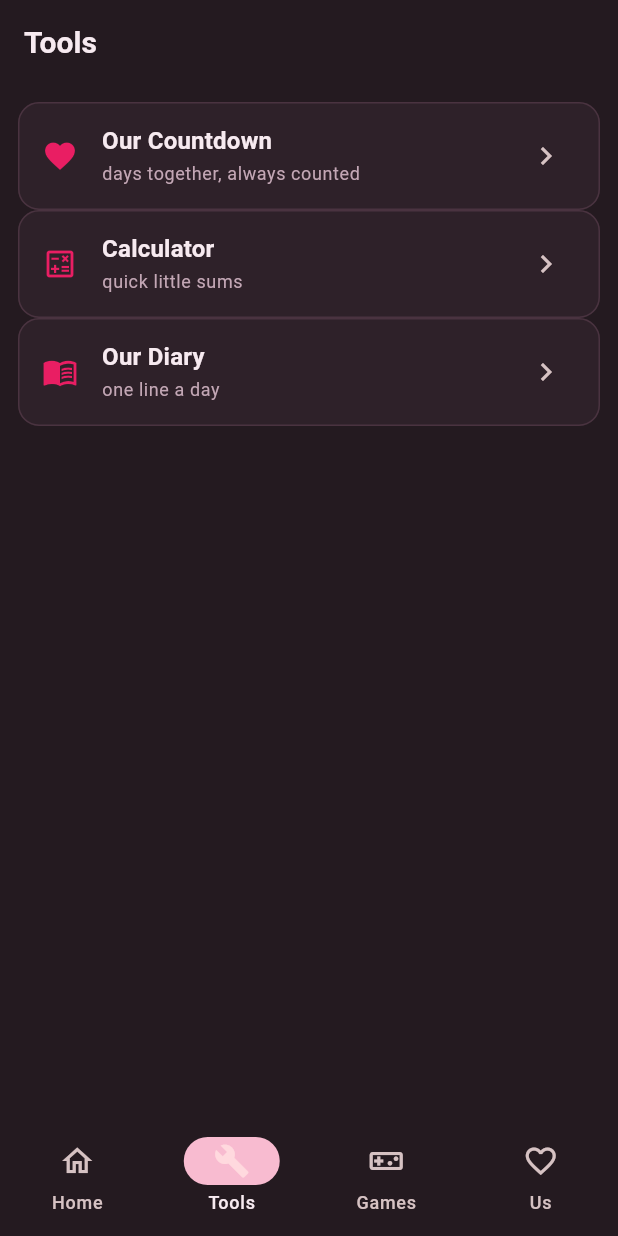
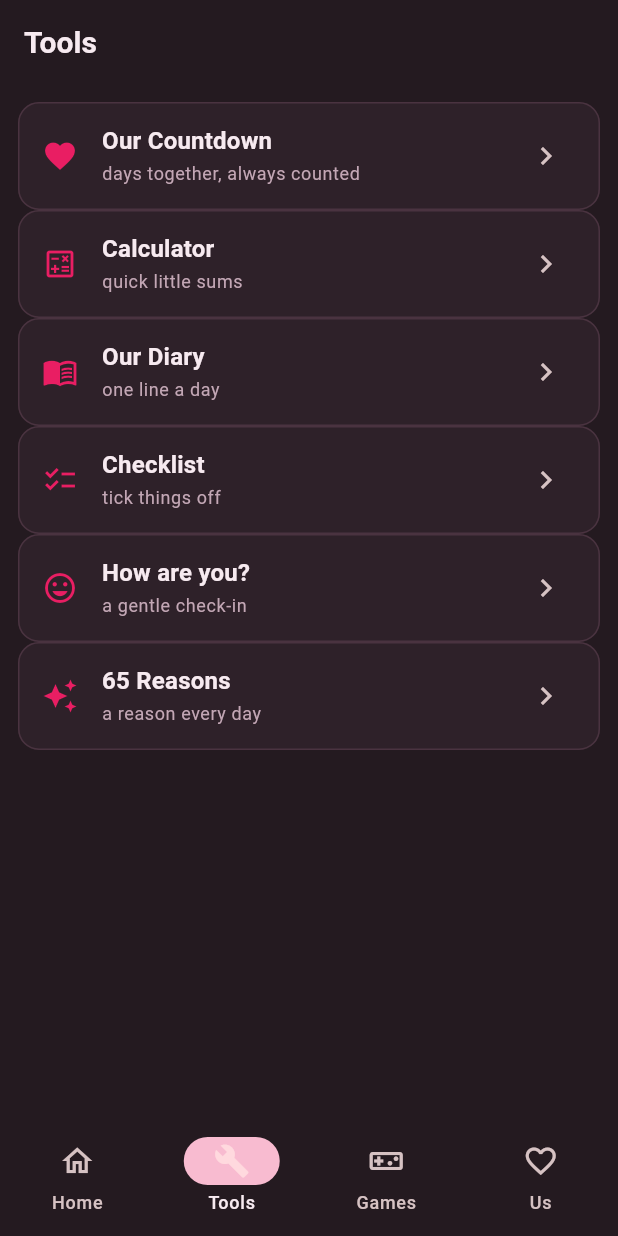
Before and after one commit to MenaAmmarPro/uniroid, a Flutter app: the screen it shows after launch, item 2 of the bottom bar chosen, on a phone screen of 412 x 824 dp. Run offline on Flutter 3.47's test engine with Material 3 defaults, Android fonts, the phone set to English and light mode, and no system bars; our stand-ins replace shared_preferences.

Commit message:
feat: tools list complete — all 6 tools linked

```diff
--- a/lib/pages/tools_page.dart
+++ b/lib/pages/tools_page.dart
@@ -2,8 +2,11 @@ import "package:flutter/material.dart";
 
 import "../theme.dart";
 import "calculator_page.dart";
+import "checklist_page.dart";
 import "countdown_page.dart";
 import "diary_page.dart";
+import "mood_page.dart";
+import "reasons_page.dart";
 
 /// Tools tab: a task list of little everyday helpers.
 class ToolsPage extends StatelessWidget {
@@ -25,6 +28,9 @@ class ToolsPage extends StatelessWidget {
       "quick little sums",
     ),
     _Tool("diary", "Our Diary", Icons.menu_book, "one line a day"),
+    _Tool("checklist", "Checklist", Icons.checklist, "tick things off"),
+    _Tool("mood", "How are you?", Icons.mood, "a gentle check-in"),
+    _Tool("reasons", "65 Reasons", Icons.auto_awesome, "a reason every day"),
   ];
 
   @override
@@ -69,6 +75,12 @@ void pushTool(BuildContext context, String id) {
       page = const CalculatorPage();
     case "diary":
       page = const DiaryPage();
+    case "checklist":
+      page = const ChecklistPage();
+    case "mood":
+      page = const MoodPage();
+    case "reasons":
+      page = const ReasonsPage();
     default:
       return;
   }
```
